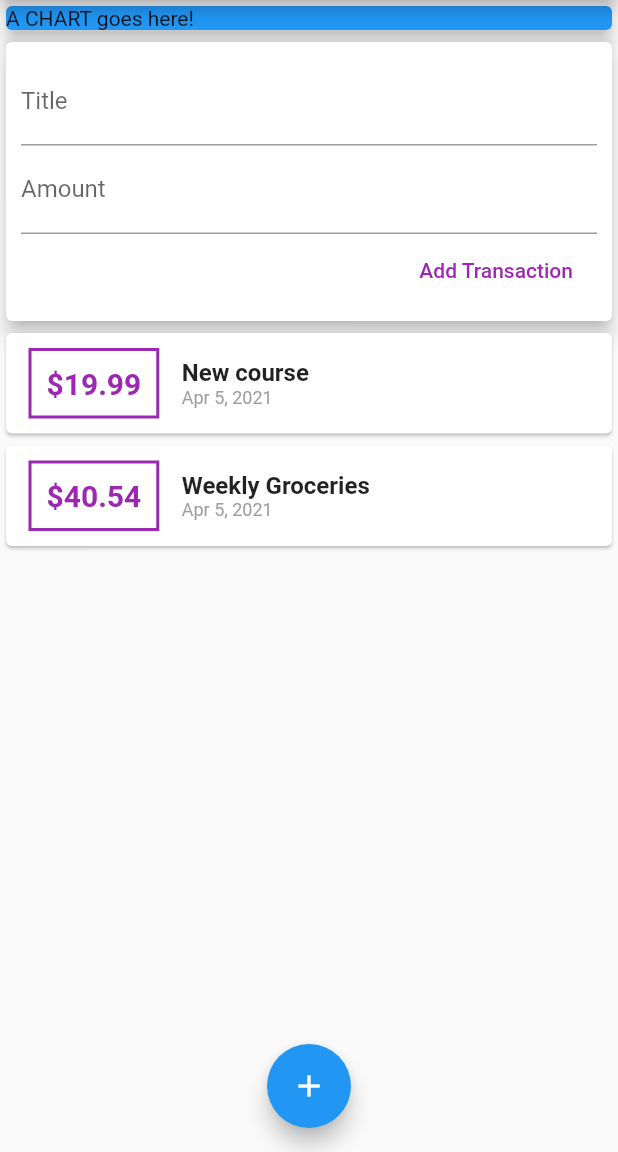
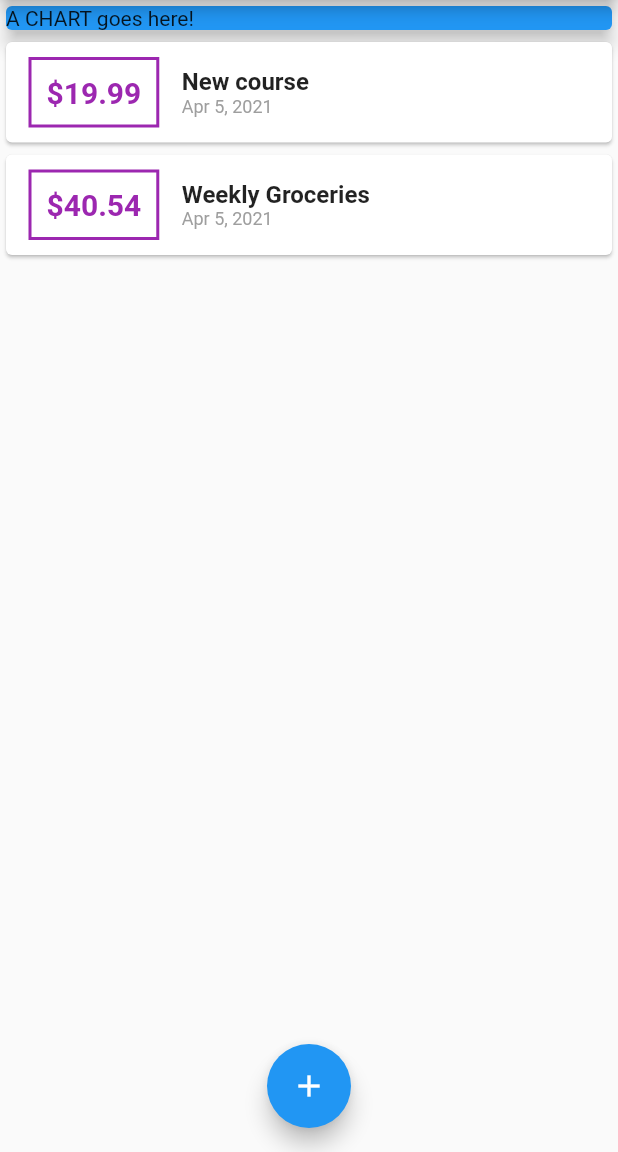
Before and after one commit to manal-elrhezzali/flutter-personal-expenes-mobile-app, a Flutter app: the screen it shows after launch, on a phone screen of 412 x 824 dp, the part 84-1236 px from its top. Run offline on Flutter 3.47's test engine with Material 2 defaults, Android fonts, the phone set to English and light mode, and no system bars.

Commit message:
showing a Modal Bottom Sheet + deleting the UserTransactions statefulWidget + making the HomePage a StatefulWidget instead and managing the state in it

```diff
--- a/lib/main.dart
+++ b/lib/main.dart
@@ -1,5 +1,7 @@
 import 'package:flutter/material.dart';
-import 'package:flutter_expenses_app/widgets/user_transactions.dart';
+import 'package:flutter_expenses_app/widgets/transaction_list.dart';
+import './widgets/new_transaction.dart';
+import 'models/transaction.dart';
 
 void main() {
   runApp(MyApp());
@@ -18,14 +20,61 @@ class MyApp extends StatelessWidget {
   }
 }
 
-class MyHomePage extends StatelessWidget {
+class MyHomePage extends StatefulWidget {
   //String titleInput;
   //String amountInput;
   //
-  //final titleController = TextEditingController();
-  //final amountController = TextEditingController();
+  @override
+  _MyHomePageState createState() => _MyHomePageState();
+}
 
-//  final List<Transaction> transactions = [];
+class _MyHomePageState extends State<MyHomePage> {
+  final titleController = TextEditingController();
+
+  final amountController = TextEditingController();
+
+   final List<Transaction> _userTransactions = [
+    Transaction(
+      id: "t1",
+      title: "New course",
+      amount: 19.99,
+      date: DateTime.now(),
+    ),
+    Transaction(
+      id: "t2",
+      title: "Weekly Groceries",
+      amount: 40.54,
+      date: DateTime.now(),
+    ),
+  ];
+
+  void _addNewTransaction(String txTitle, double txAmount) {
+    final newTx = Transaction(
+      id: DateTime.now().toString(),
+      title: txTitle,
+      amount: txAmount,
+      date: DateTime.now(),
+    );
+
+    setState(() {
+      _userTransactions.add(newTx);
+    });
+  }
+
+  void _startAddNewTransaction(BuildContext ctx) {
+    showModalBottomSheet(
+      context: ctx,
+      builder: (bCtx) {
+        return NewTransaction(_addNewTransaction);
+
+        //return GestureDetector(
+        // onTap: () {},
+        //  child: NewTransaction(_addNewTransaction),
+          // behavior: HitTestBehavior.opaque,
+        //);
+      },
+    );
+  }
 
   @override
   Widget build(BuildContext context) {
@@ -35,7 +84,7 @@ class MyHomePage extends StatelessWidget {
         actions: <Widget>[
           IconButton(
             icon: Icon(Icons.add),
-            onPressed: () {},
+            onPressed: () => _startAddNewTransaction(context),
           )
         ],
       ),
@@ -52,7 +101,7 @@ class MyHomePage extends StatelessWidget {
                 elevation: 5,
               ),
             ),
-            UserTransactions(),
+            TransactionList(_userTransactions),
             //moved to UserTransactions to manage them there
             //NewTransaction(),
             //TransactionList(),
@@ -62,7 +111,7 @@ class MyHomePage extends StatelessWidget {
       floatingActionButtonLocation: FloatingActionButtonLocation.centerFloat,
       floatingActionButton: FloatingActionButton(
         child: Icon(Icons.add),
-        onPressed: () {},
+        onPressed: () => _startAddNewTransaction(context),
       ),
     );
   }
--- a/lib/widgets/user_transactions.dart
+++ /dev/null
@@ -1,50 +0,0 @@
-import 'package:flutter/material.dart';
-import '../models/transaction.dart';
-import './transaction_list.dart';
-import './new_transaction.dart';
-
-class UserTransactions extends StatefulWidget {
-  @override
-  _UserTransactionsState createState() => _UserTransactionsState();
-}
-
-class _UserTransactionsState extends State<UserTransactions> {
-  final List<Transaction> _userTransactions = [
-    Transaction(
-      id: "t1",
-      title: "New course",
-      amount: 19.99,
-      date: DateTime.now(),
-    ),
-    Transaction(
-      id: "t2",
-      title: "Weekly Groceries",
-      amount: 40.54,
-      date: DateTime.now(),
-    ),
-  ];
-
-  void _addNewTransaction(String txTitle, double txAmount) {
-    final newTx = Transaction(
-      id: DateTime.now().toString(),
-      title: txTitle,
-      amount: txAmount,
-      date: DateTime.now(),
-    );
-
-    setState(() {
-      _userTransactions.add(newTx);
-    });
-  }
-
-  @override
-  Widget build(BuildContext context) {
-    return Column(
-      children: <Widget>[
-        //passing areference to the private _addNewTransaction
-        NewTransaction(_addNewTransaction),
-        TransactionList(_userTransactions),
-      ],
-    );
-  }
-}
```
